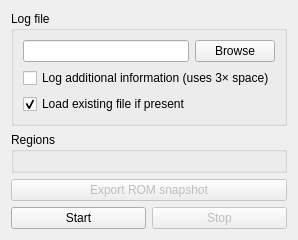
kiddreads/Avalon-copy2, file Libretro/mgba/src/platform/qt/MemoryAccessLogView.ui: the form before one commit.
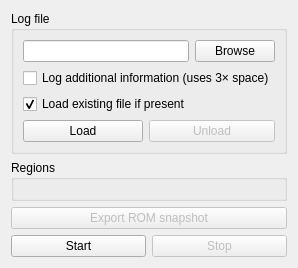
The form after the commit.

Commit message: Qt: Let memory access logs be loaded read-only

```diff
--- a/Libretro/mgba/src/platform/qt/MemoryAccessLogView.ui
+++ b/Libretro/mgba/src/platform/qt/MemoryAccessLogView.ui
@@ -6,8 +6,8 @@
    <rect>
     <x>0</x>
     <y>0</y>
-    <width>385</width>
-    <height>380</height>
+    <width>311</width>
+    <height>387</height>
    </rect>
   </property>
   <property name="windowTitle">
@@ -22,25 +22,25 @@
      <property name="title">
       <string>Log file</string>
      </property>
-     <layout class="QGridLayout" name="gridLayout_2">
-      <item row="0" column="0">
+     <layout class="QGridLayout" name="gridLayout_2" columnstretch="3,1,2">
+      <item row="0" column="0" colspan="2">
        <widget class="QLineEdit" name="filename"/>
       </item>
-      <item row="0" column="1">
+      <item row="0" column="2">
        <widget class="QPushButton" name="browse">
         <property name="text">
          <string>Browse</string>
         </property>
        </widget>
       </item>
-      <item row="1" column="0" colspan="2">
+      <item row="1" column="0" colspan="3">
        <widget class="QCheckBox" name="logExtra">
         <property name="text">
          <string>Log additional information (uses 3× space)</string>
         </property>
        </widget>
       </item>
-      <item row="2" column="0" colspan="2">
+      <item row="2" column="0" colspan="3">
        <widget class="QCheckBox" name="loadExisting">
         <property name="text">
          <string>Load existing file if present</string>
@@ -50,6 +50,23 @@
         </property>
        </widget>
       </item>
+      <item row="3" column="0">
+       <widget class="QPushButton" name="load">
+        <property name="text">
+         <string>Load</string>
+        </property>
+       </widget>
+      </item>
+      <item row="3" column="1" colspan="2">
+       <widget class="QPushButton" name="unload">
+        <property name="enabled">
+         <bool>false</bool>
+        </property>
+        <property name="text">
+         <string>Unload</string>
+        </property>
+       </widget>
+      </item>
      </layout>
     </widget>
    </item>
```
Left out of the diff: 34 changed lines with no effect on the pictures. The commit also changes 4 other files.
